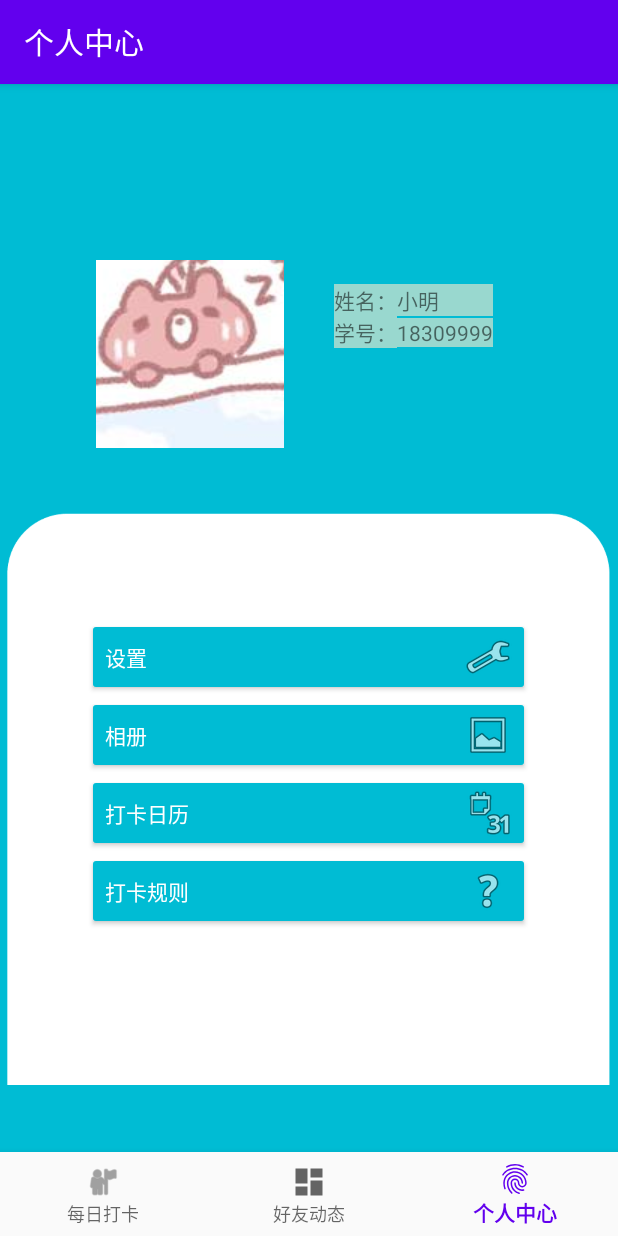
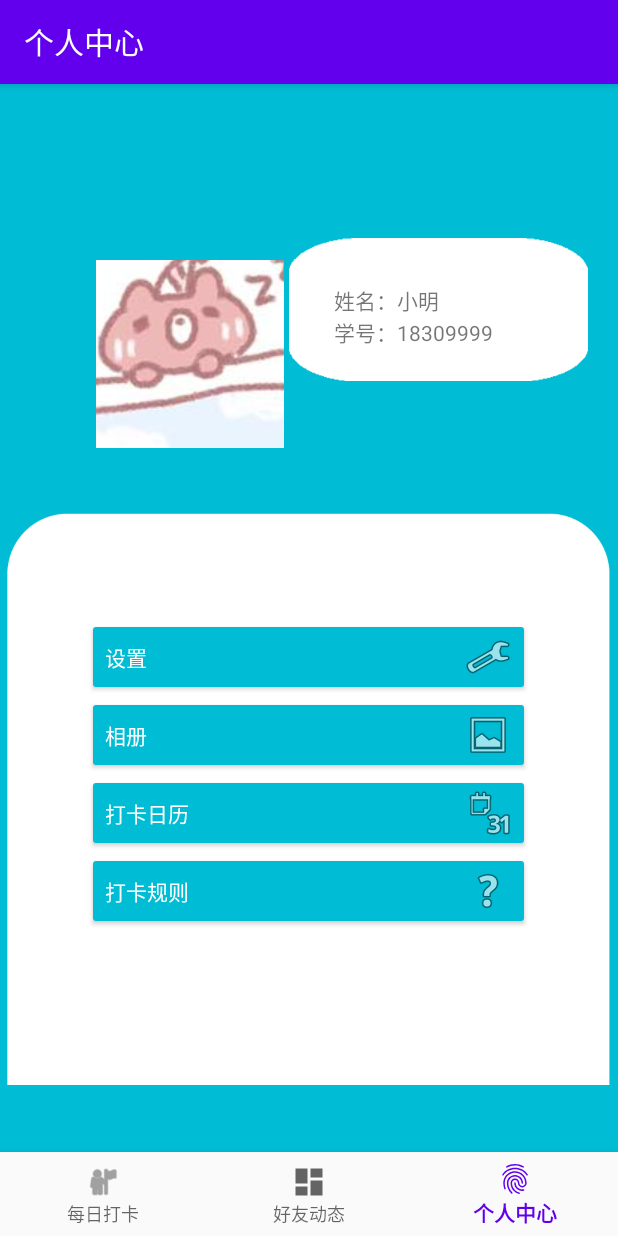
Before and after one commit to FTDfangge/AndroidFinalProject, an Android app: the NotificationsFragment screen opened through its navigation route, on a phone screen of 412 x 824 dp. Run offline under Robolectric (Android 15) with nearby library versions, the phone set to English and light mode, and no system bars; our stand-ins replace navigation-ui.

Commit message:
修改了个人界面

```diff
--- a/app/src/main/res/layout/fragment_notifications.xml
+++ b/app/src/main/res/layout/fragment_notifications.xml
@@ -31,6 +31,16 @@
         app:layout_constraintEnd_toEndOf="parent"
         app:layout_constraintStart_toStartOf="parent"
         app:layout_constraintTop_toTopOf="@+id/relativeLayout" />
+
+    <ImageView
+        android:id="@+id/imageView2"
+        android:layout_width="199dp"
+        android:layout_height="106dp"
+        android:layout_marginStart="172dp"
+        android:src="@drawable/main_back2"
+        app:layout_constraintBottom_toTopOf="@+id/imageView"
+        app:layout_constraintEnd_toEndOf="parent"
+        app:layout_constraintStart_toStartOf="parent" />
 
     <RelativeLayout
         android:id="@+id/relativeLayout"
@@ -69,7 +79,6 @@
 
                     android:layout_width="wrap_content"
                     android:layout_height="wrap_content"
-                    android:background="#99FFEBCD"
 
                     android:text="姓名：" />
 
@@ -77,7 +86,6 @@
                     android:id="@+id/tusername"
                     android:layout_width="wrap_content"
                     android:layout_height="wrap_content"
-                    android:background="#99FFEBCD"
                     android:text="小明" />
 
             </TableRow>
@@ -90,7 +98,6 @@
                     android:id="@+id/tnumber"
                     android:layout_width="wrap_content"
                     android:layout_height="wrap_content"
-                    android:background="#99FFEBCD"
                     android:text="学号："
                     tools:layout_editor_absoluteX="205dp"
                     tools:layout_editor_absoluteY="149dp" />
@@ -99,7 +106,6 @@
                     android:id="@+id/tuserno"
                     android:layout_width="wrap_content"
                     android:layout_height="wrap_content"
-                    android:background="#99FFEBCD"
                     android:text="18309999" />
             </TableRow>
 
--- a/app/src/main/res/values/colors.xml
+++ b/app/src/main/res/values/colors.xml
@@ -4,4 +4,5 @@
     <color name="colorPrimaryDark">#3700B3</color>
     <color name="colorAccent">#03DAC5</color>
     <color name="color1">#00BCD4</color>
+    <color name="color2">#FFFAFA</color>
 </resources>
```
Also changed, not shown: app/src/main/res/drawable-v24/main_back2.png (added), app/src/main/res/drawable-v24/photo.png (added).
